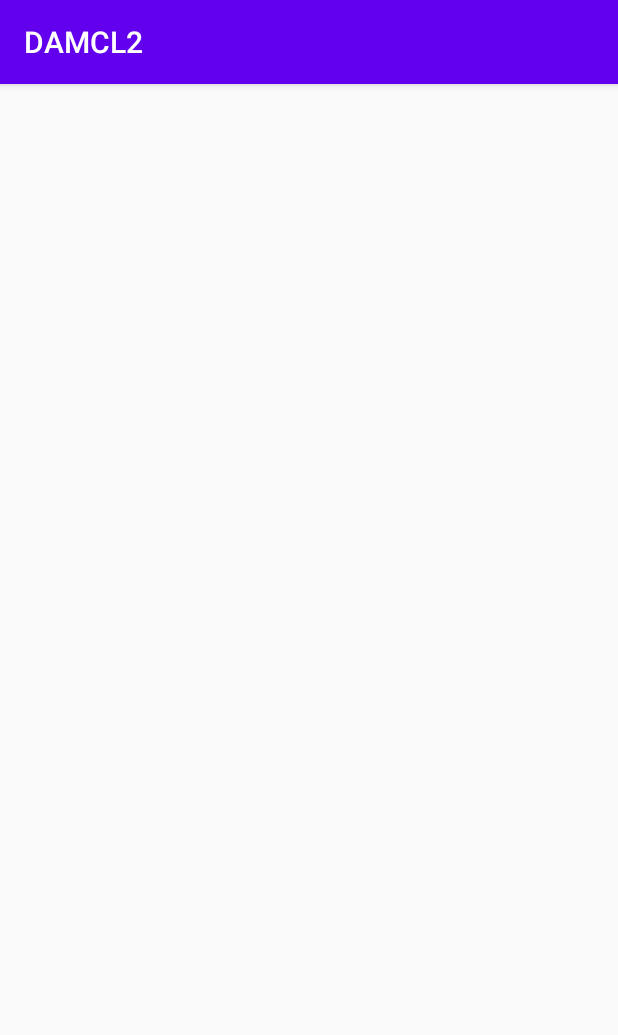
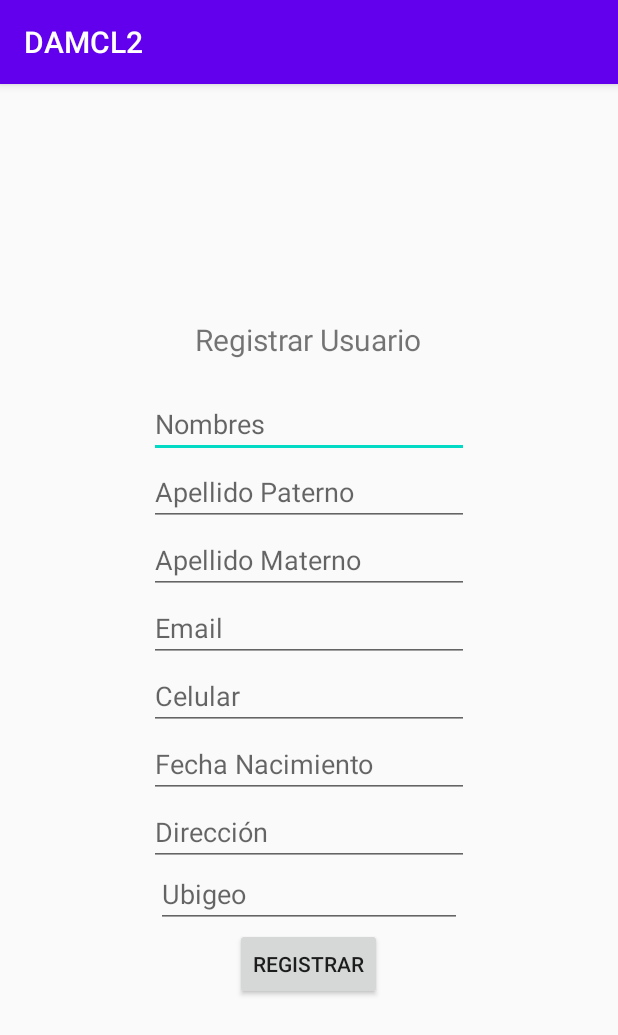
Before and after one commit to Acturus/DAM-CL2, an Android app: the AgregarUsuario screen opened directly, with no data from a screen before it, on a phone screen of 412 x 824 dp. Shown: the top 1035 px of the screen. Run offline under Robolectric (Android 15) with nearby library versions, the phone set to English and light mode, and no system bars.

Commit message:
cambios menores

```diff
--- a/app/src/main/AndroidManifest.xml
+++ b/app/src/main/AndroidManifest.xml
@@ -11,8 +11,8 @@
         android:theme="@style/AppTheme"
         android:usesCleartextTraffic="true"
         tools:ignore="AllowBackup">
-        <activity android:name=".AgregarUsuario"></activity>
-        <activity android:name=".MainActivity">
+        <activity android:name=".AgregarUsuario" android:noHistory="true" />
+        <activity android:name=".MainActivity" android:noHistory="true">
             <intent-filter>
                 <action android:name="android.intent.action.MAIN" />
 
--- a/app/src/main/java/com/cibertec/damcl2/AgregarUsuario.java
+++ b/app/src/main/java/com/cibertec/damcl2/AgregarUsuario.java
@@ -1,8 +1,23 @@
 package com.cibertec.damcl2;
 
+import androidx.annotation.NonNull;
+import androidx.appcompat.app.AlertDialog;
 import androidx.appcompat.app.AppCompatActivity;
 
+import android.content.DialogInterface;
+import android.content.Intent;
 import android.os.Bundle;
+import android.util.Log;
+import android.view.View;
+import android.widget.EditText;
+
+import com.cibertec.damcl2.Helpers.UsersInterface;
+
+import retrofit2.Call;
+import retrofit2.Callback;
+import retrofit2.Response;
+import retrofit2.Retrofit;
+import retrofit2.converter.scalars.ScalarsConverterFactory;
 
 public class AgregarUsuario extends AppCompatActivity {
 
@@ -10,5 +25,50 @@ public class AgregarUsuario extends AppCompatActivity {
     protected void onCreate(Bundle savedInstanceState) {
         super.onCreate(savedInstanceState);
         setContentView(R.layout.agregar_usuario);
+
+
+    }
+
+    public void registrar(View view) {
+        String nombres = ((EditText)findViewById(R.id.editTextTextPersonName)).getText().toString();
+        String apePaterno = ((EditText)findViewById(R.id.editTextTextPersonName2)).getText().toString();
+        String apeMaterno = ((EditText)findViewById(R.id.editTextTextPersonName3)).getText().toString();
+        String email = ((EditText)findViewById(R.id.editTextTextEmailAddress)).getText().toString();
+        String celular = ((EditText)findViewById(R.id.editTextPhone)).getText().toString();
+        String fechaNac = ((EditText)findViewById(R.id.editTextDate)).getText().toString();
+        String direccion = ((EditText)findViewById(R.id.editTextTextMultiLine)).getText().toString();
+        String ubigeo = ((EditText)findViewById(R.id.autoCompleteTextView)).getText().toString();
+
+        Retrofit retrofit = new Retrofit.Builder()
+                .baseUrl(UsersInterface.JSONURL)
+                .addConverterFactory(ScalarsConverterFactory.create())
+                .build();
+
+        UsersInterface api = retrofit.create(UsersInterface.class);
+
+        Call<String> call = api.createNewUser(nombres, apeMaterno, apeMaterno, email, celular, fechaNac, direccion, ubigeo);
+
+        call.enqueue(new Callback<String>() {
+            @Override
+            public void onResponse(@NonNull Call<String> call, @NonNull Response<String> response) {
+                if (response.isSuccessful()) {
+                    AlertDialog alertDialog = new AlertDialog.Builder(AgregarUsuario.this).create();
+                    alertDialog.setTitle("Alert");
+                    alertDialog.setMessage("El usuario fue registrado con éxito");
+                    alertDialog.setButton(AlertDialog.BUTTON_NEUTRAL, "OK",
+                            new DialogInterface.OnClickListener() {
+                                public void onClick(DialogInterface dialog, int which) {
+                                    dialog.dismiss();
+                                    Intent i = new Intent(AgregarUsuario.this,MainActivity.class);
+                                    startActivity(i);
+                                }
+                            });
+                    alertDialog.show();
+                }
+            }
+
+            @Override
+            public void onFailure(@NonNull Call<String> call,@NonNull Throwable t) {}
+        });
     }
 }
--- a/app/src/main/java/com/cibertec/damcl2/Helpers/UsersInterface.java
+++ b/app/src/main/java/com/cibertec/damcl2/Helpers/UsersInterface.java
@@ -1,7 +1,12 @@
 package com.cibertec.damcl2.Helpers;
 
 import retrofit2.Call;
+import retrofit2.http.Body;
+import retrofit2.http.Field;
+import retrofit2.http.FormUrlEncoded;
 import retrofit2.http.GET;
+import retrofit2.http.Headers;
+import retrofit2.http.POST;
 
 public interface UsersInterface {
     String JSONURL = "https://artacuri.dev/api/Rest/";
@@ -11,4 +16,16 @@ public interface UsersInterface {
 
     @GET("Ubigeo")
     Call<String> getUbigeo();
+
+    @FormUrlEncoded
+    @POST("AddUsuario")
+    Call<String> createNewUser(@Field("nom") String nombre,
+                               @Field("pat") String apellidopa,
+                               @Field("mat") String apellidoma,
+                               @Field("ema") String email,
+                               @Field("cel") String celu,
+                               @Field("nac") String nac,
+                               @Field("dir") String dir,
+                               @Field("ubi") String ubi);
+
 }
--- a/app/src/main/res/layout/agregar_usuario.xml
+++ b/app/src/main/res/layout/agregar_usuario.xml
@@ -1,9 +1,90 @@
 <?xml version="1.0" encoding="utf-8"?>
-<androidx.constraintlayout.widget.ConstraintLayout xmlns:android="http://schemas.android.com/apk/res/android"
+<LinearLayout xmlns:android="http://schemas.android.com/apk/res/android"
     xmlns:app="http://schemas.android.com/apk/res-auto"
     xmlns:tools="http://schemas.android.com/tools"
     android:layout_width="match_parent"
     android:layout_height="match_parent"
+    android:orientation="vertical"
+    android:gravity="center"
     tools:context=".AgregarUsuario">
 
-</androidx.constraintlayout.widget.ConstraintLayout>
+    <TextView
+        android:id="@+id/textView"
+        android:layout_width="wrap_content"
+        android:layout_height="wrap_content"
+        android:text="@string/registrar_usuario"
+        android:textSize="20sp"
+        android:layout_marginBottom="20dp"
+        />
+
+    <EditText
+        android:id="@+id/editTextTextPersonName"
+        android:layout_width="wrap_content"
+        android:layout_height="wrap_content"
+        android:ems="10"
+        android:hint="Nombres"
+        android:inputType="textPersonName" />
+
+    <EditText
+        android:id="@+id/editTextTextPersonName2"
+        android:layout_width="wrap_content"
+        android:layout_height="wrap_content"
+        android:ems="10"
+        android:hint="Apellido Paterno"
+        android:inputType="textPersonName" />
+
+    <EditText
+        android:id="@+id/editTextTextPersonName3"
+        android:layout_width="wrap_content"
+        android:layout_height="wrap_content"
+        android:ems="10"
+        android:hint="Apellido Materno"
+        android:inputType="textPersonName" />
+
+    <EditText
+        android:id="@+id/editTextTextEmailAddress"
+        android:layout_width="wrap_content"
+        android:layout_height="wrap_content"
+        android:ems="10"
+        android:hint="Email"
+        android:inputType="textEmailAddress" />
+
+    <EditText
+        android:id="@+id/editTextPhone"
+        android:layout_width="wrap_content"
+        android:layout_height="wrap_content"
+        android:ems="10"
+        android:hint="Celular"
+        android:inputType="phone" />
+
+    <EditText
+        android:id="@+id/editTextDate"
+        android:layout_width="wrap_content"
+        android:layout_height="wrap_content"
+        android:ems="10"
+        android:hint="Fecha Nacimiento"
+        android:inputType="date" />
+
+    <EditText
+        android:id="@+id/editTextTextMultiLine"
+        android:layout_width="wrap_content"
+        android:layout_height="wrap_content"
+        android:ems="10"
+        android:gravity="start|top"
+        android:hint="Dirección"
+        android:inputType="textMultiLine" />
+
+    <AutoCompleteTextView
+        android:id="@+id/autoCompleteTextView"
+        android:layout_width="204dp"
+        android:layout_height="41dp"
+        android:hint="Ubigeo" />
+
+    <Button
+        android:id="@+id/button"
+        android:layout_width="wrap_content"
+        android:layout_height="wrap_content"
+        android:onClick="registrar"
+        android:text="Registrar" />
+
+</LinearLayout>
```
